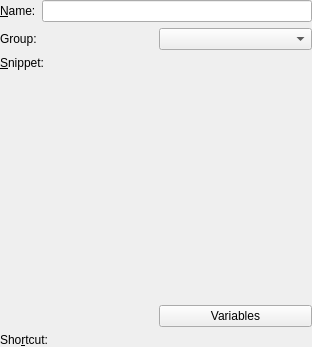
The window that src/snippets/ui/snippetdialog.ui (KDE/mailcommon) describes before a commit, drawn with Qt 5.
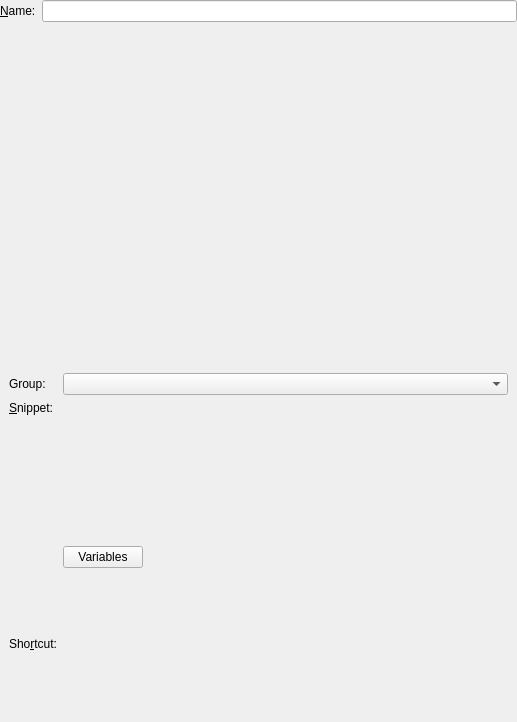
The same window after the commit. Custom widgets are drawn as their Qt base class.

Commit message: Add spacer after button

The edit to the form file:
```diff
--- a/src/snippets/ui/snippetdialog.ui
+++ b/src/snippets/ui/snippetdialog.ui
@@ -6,8 +6,8 @@
    <rect>
     <x>0</x>
     <y>0</y>
-    <width>312</width>
-    <height>347</height>
+    <width>517</width>
+    <height>722</height>
    </rect>
   </property>
   <layout class="QVBoxLayout" name="verticalLayout">
@@ -40,10 +40,7 @@
    </item>
    <item>
     <widget class="QWidget" name="groupWidget" native="true">
-     <layout class="QGridLayout" name="gridLayout" rowstretch="0,1,0,0">
-      <property name="margin">
-       <number>0</number>
-      </property>
+     <layout class="QGridLayout" name="gridLayout">
       <item row="0" column="0">
        <widget class="QLabel" name="textLabelGroup">
         <property name="text">
@@ -54,9 +51,6 @@
         </property>
        </widget>
       </item>
-      <item row="0" column="1">
-       <widget class="KComboBox" name="groupBox"/>
-      </item>
       <item row="1" column="0">
        <widget class="QLabel" name="textLabel">
         <property name="text">
@@ -73,7 +67,7 @@
         </property>
        </widget>
       </item>
-      <item row="1" column="1">
+      <item row="1" column="1" colspan="2">
        <widget class="KPIMTextEdit::PlainTextEditorWidget" name="snippetText" native="true">
         <property name="font">
          <font>
@@ -83,6 +77,26 @@
         </property>
        </widget>
       </item>
+      <item row="2" column="1">
+       <widget class="QPushButton" name="pushButtonVariables">
+        <property name="text">
+         <string>Variables</string>
+        </property>
+       </widget>
+      </item>
+      <item row="2" column="2">
+       <spacer name="horizontalSpacer">
+        <property name="orientation">
+         <enum>Qt::Horizontal</enum>
+        </property>
+        <property name="sizeHint" stdset="0">
+         <size>
+          <width>347</width>
+          <height>20</height>
+         </size>
+        </property>
+       </spacer>
+      </item>
       <item row="3" column="0">
        <widget class="QLabel" name="keyWidgetLabel">
         <property name="text">
@@ -96,7 +110,7 @@
         </property>
        </widget>
       </item>
-      <item row="3" column="1">
+      <item row="3" column="1" colspan="2">
        <widget class="KKeySequenceWidget" name="keyWidget" native="true">
         <property name="sizePolicy">
          <sizepolicy hsizetype="Preferred" vsizetype="Preferred">
@@ -106,12 +120,8 @@
         </property>
        </widget>
       </item>
-      <item row="2" column="1">
-       <widget class="QPushButton" name="pushButtonVariables">
-        <property name="text">
-         <string>Variables</string>
-        </property>
-       </widget>
+      <item row="0" column="1" colspan="2">
+       <widget class="KComboBox" name="groupBox"/>
       </item>
      </layout>
     </widget>
```
